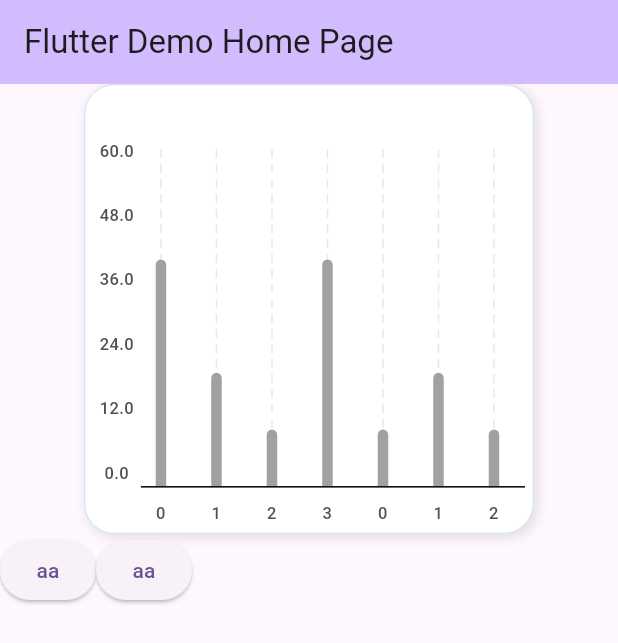
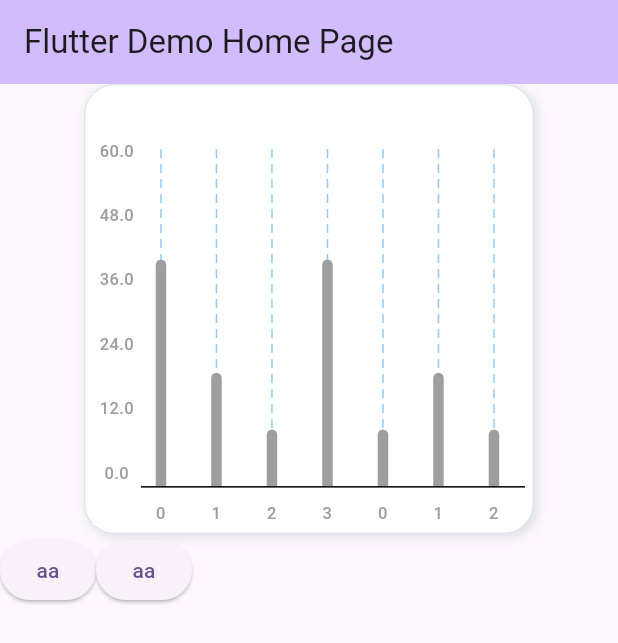
Before and after one commit to icecrao2/moon_charts, a Flutter app: the screen it shows after launch, on a phone screen of 412 x 824 dp. Shown: the top 643 px of the screen. Run offline on Flutter 3.47's test engine with Material 3 defaults, Android fonts, the phone set to English and light mode, and no system bars.

Commit message:
example 수정

```diff
--- a/example/lib/main.dart
+++ b/example/lib/main.dart
@@ -73,13 +73,45 @@ class _MyHomePageState extends State<MyHomePage> {
               maxY: 60,
               hitXIndex: _hitIndex,
               yAxisCount: 5,
-              barTouchAreaWidth: 27,
-              itemBetweenPadding: 10,
               onChangeSelectedIndex: (index) {
                 setState(() {
                   _hitIndex = index;
                 });
               },
+              backgroundCardPadding: 5,
+              animationDuration: const Duration(milliseconds: 500),
+              selectedBarColor: Colors.blue,
+              unSelectedBarColor: Colors.grey,
+              barWidth: 7,
+              barTouchAreaWidth: 27,
+              itemBetweenPadding: 10,
+              unSelectedXAxisTextStyle: const TextStyle(
+                fontSize: 11,
+                fontWeight: FontWeight.w500,
+                color: Colors.grey
+              ),
+              selectedXAxisTextStyle: const TextStyle(
+                  fontSize: 11,
+                  fontWeight: FontWeight.w600,
+                  color: Colors.blue
+              ),
+              yAxisTextStyle: const TextStyle(
+                  fontSize: 11,
+                  fontWeight: FontWeight.w500,
+                  color: Colors.grey
+              ),
+              dottedLineUIModel: MoonDottedLineUIModel(
+                dotWidth: 1,
+                dotHeight: 6,
+                space: 4,
+                dotColor: Colors.blue.withOpacity(0.5)
+              ),
+              backgroundBoxShadow: const BoxShadow(
+                  color: Color.fromRGBO(200, 200, 200, 0.5),
+                  blurRadius: 5,
+                  spreadRadius: 0.1,
+                  offset: Offset(2, 2)
+              ),
             ),
           ),
 
--- a/lib/src/bar_graph/moon_bar_graph.dart
+++ b/lib/src/bar_graph/moon_bar_graph.dart
@@ -34,10 +34,10 @@ class MoonBarGraph extends StatefulWidget {
     required this.chartPointGroup,
     required this.maxY,
     required this.hitXIndex,
+    required this.onChangeSelectedIndex,
     this.yAxisCount = 5,
     this.backgroundCardPadding = 5,
     this.animationDuration = const Duration(milliseconds: 500),
-    required this.onChangeSelectedIndex,
     this.selectedBarColor = const Color.fromRGBO(89, 147, 255, 1),
     this.unSelectedBarColor = const Color.fromRGBO(161, 161, 161, 1),
     this.barWidth = 7,
```
